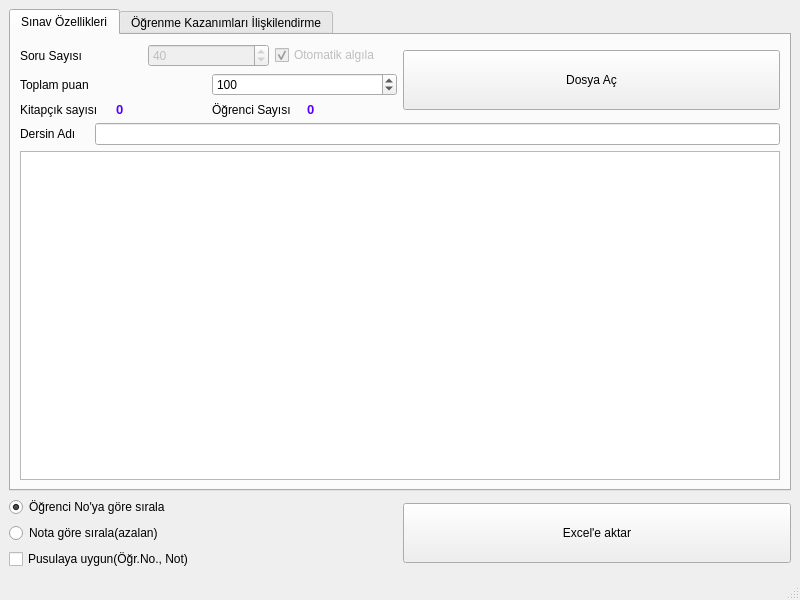
Above: mainwindow.ui from sevketcakir/MuhTestPy before the change. Below: the same form after it.
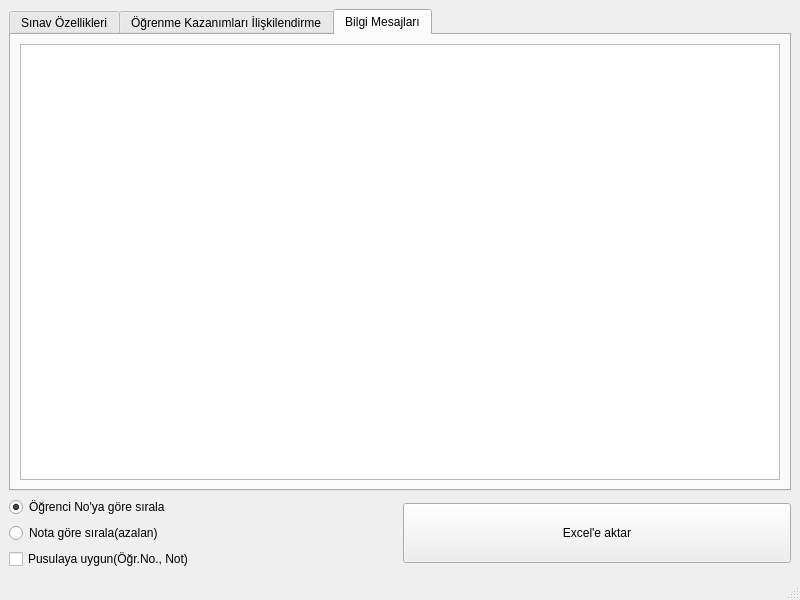
That is the form after the change. The open tabs and pages were chosen to show the change.

Commit message: Logging eklendi, mesajlar eklenecek Cevap anahtarında grup girilmemişse varsayılan olarak boştaki grup seçiliyor. Dialog penceresinde daha önce açılan son klasör gelecek şekilde ayarlandı.

Patch:
```diff
--- a/mainwindow.ui
+++ b/mainwindow.ui
@@ -212,7 +212,6 @@
                   <property name="font">
                    <font>
                     <pointsize>10</pointsize>
-                    <weight>75</weight>
                     <bold>true</bold>
                    </font>
                   </property>
@@ -270,7 +269,6 @@
                   <property name="font">
                    <font>
                     <pointsize>10</pointsize>
-                    <weight>75</weight>
                     <bold>true</bold>
                    </font>
                   </property>
@@ -365,6 +363,16 @@
         </item>
        </layout>
       </widget>
+      <widget class="QWidget" name="tab">
+       <attribute name="title">
+        <string>Bilgi Mesajları</string>
+       </attribute>
+       <layout class="QGridLayout" name="gridLayout_4">
+        <item row="0" column="0">
+         <widget class="QPlainTextEdit" name="bilgiMesaji"/>
+        </item>
+       </layout>
+      </widget>
      </widget>
     </item>
    </layout>
```
Left out of the diff: 4 changed lines with no effect on the pictures. The commit also changes 2 other files.
